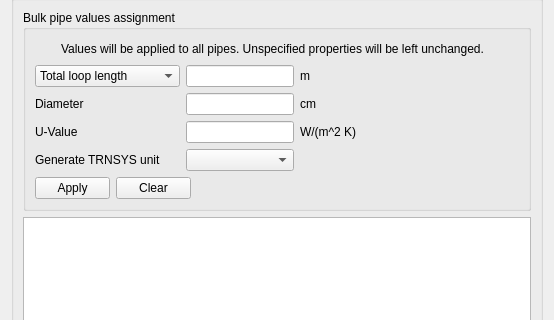
Qt form trnsysGUI/hydraulicLoops/_dialogs/edit/_dialog.ui (SPF-OST/pytrnsys_gui) before a commit; both pictures show x 0 to 554 and y 125 to 445 of the 554 by 639 pixel window.
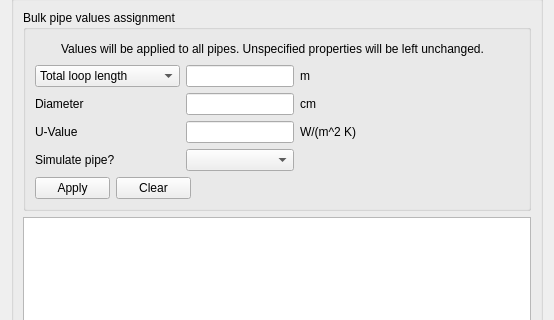
The same form after that commit. Icons and pictures are not drawn.

Commit message: Make it more clear that even a dummy pipe creates a unit.

```diff
--- a/trnsysGUI/hydraulicLoops/_dialogs/edit/_dialog.ui
+++ b/trnsysGUI/hydraulicLoops/_dialogs/edit/_dialog.ui
@@ -394,7 +394,7 @@
              <item row="3" column="0">
               <widget class="QLabel" name="label_2">
                <property name="text">
-                <string>Generate TRNSYS unit</string>
+                <string>Simulate pipe?</string>
                </property>
               </widget>
              </item>
```
Left out of the diff: 2 changed lines with no effect on the pictures. The commit also changes 1 other file.
